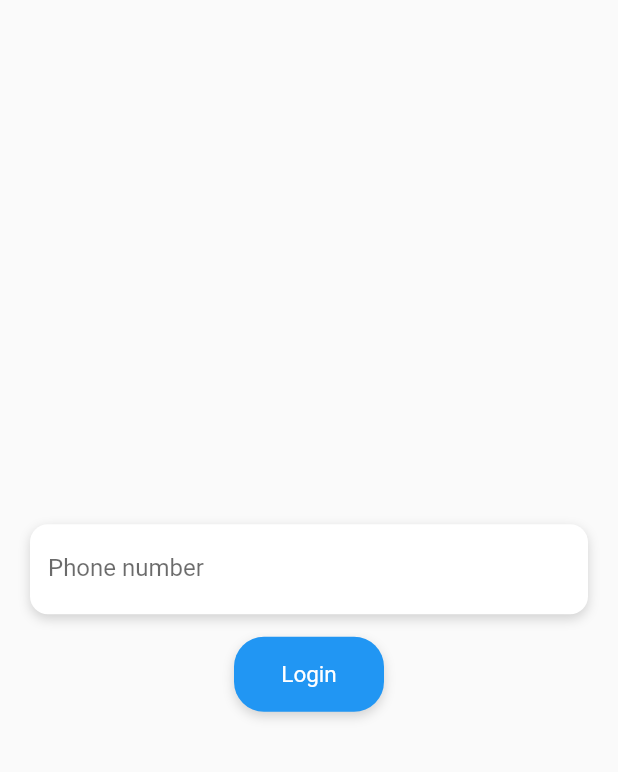
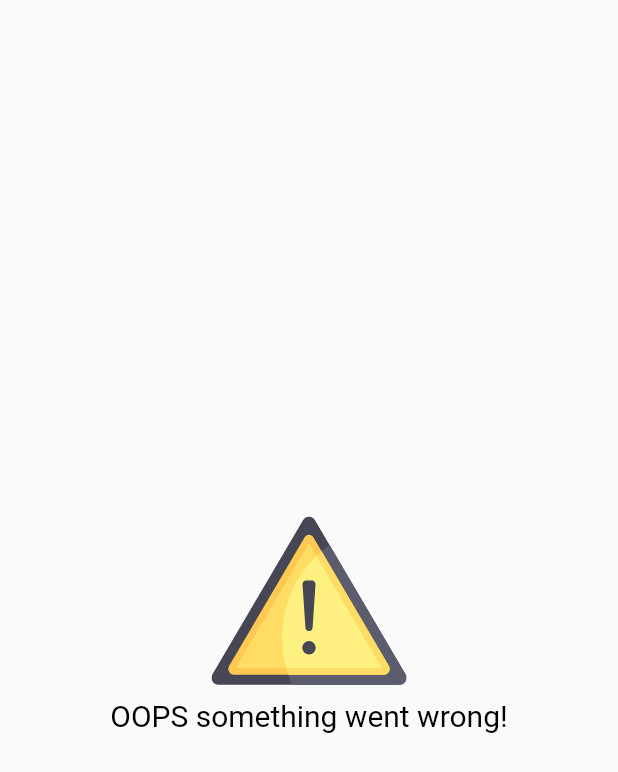
Before and after one commit to HeveshL/gdsc-rcoem, a Flutter app: the screen it shows after launch, on a phone screen of 412 x 824 dp. Shown: the top 772 px of the screen. Run offline on Flutter 3.47's test engine with Material 2 defaults, Android fonts, the phone set to English and light mode, and no system bars; our stand-ins replace firebase_auth, firebase_core, flutter_svg, fluttertoast; accounts and stored records are empty.

Commit message:
error screen created

```diff
--- a/lib/app_handler.dart
+++ b/lib/app_handler.dart
@@ -2,6 +2,7 @@ import 'package:firebase_auth/firebase_auth.dart';
 import 'package:firebase_core/firebase_core.dart';
 import 'package:flutter/material.dart';
 import 'package:gdsc/screens/auth_screen.dart';
+import 'package:gdsc/screens/error_screen.dart';
 import 'package:gdsc/screens/home_screen.dart';
 
 class AppHandler extends StatelessWidget {
@@ -20,7 +21,7 @@ class AppHandler extends StatelessWidget {
           // Check for errors
           if (snapshot.hasError) {
             // TODO: Make Error Screen
-            return const Text("Something went wrong");
+            return const ErrorScreen();
           }
 
           // Once complete, show your application
@@ -51,7 +52,7 @@ class AuthHandler extends StatelessWidget {
         // TODO: Add loading logic
         // If user is not Logged in
         else {
-          return const AuthScreen();
+          return const ErrorScreen();
         }
       },
     );
--- /dev/null
+++ b/lib/screens/error_screen.dart
@@ -0,0 +1,34 @@
+import 'package:flutter/material.dart';
+import 'package:flutter_svg/flutter_svg.dart';
+
+class ErrorScreen extends StatelessWidget {
+  const ErrorScreen({Key? key}) : super(key: key);
+
+  @override
+  Widget build(BuildContext context) {
+    return Scaffold(
+      body: Container(
+        child: Center(
+          child: Column(
+            mainAxisAlignment: MainAxisAlignment.center,
+            children: [
+              SizedBox(
+                height: 130,
+                width: 130,
+                child: SvgPicture.asset("assets/images/error.svg"),
+              ),
+              const Text(
+                                "OOPS something went wrong!",
+                                style: TextStyle(
+                                  fontSize: 20,
+                                  // fontFamily: "Nunito",
+                                  color: Colors.black,
+                                ),
+                              ),
+            ],
+          ),
+        ),
+      ),
+    );
+  }
+}
--- a/pubspec.yaml
+++ b/pubspec.yaml
@@ -48,7 +48,8 @@ flutter:
   uses-material-design: true
 
   # To add assets to your application, add an assets section, like this:
-  # assets:
+  assets:
+    - assets/images/error.svg
   #   - images/a_dot_burr.jpeg
   #   - images/a_dot_ham.jpeg
 
```
Also changed, not shown: assets/images/error.svg (added).
